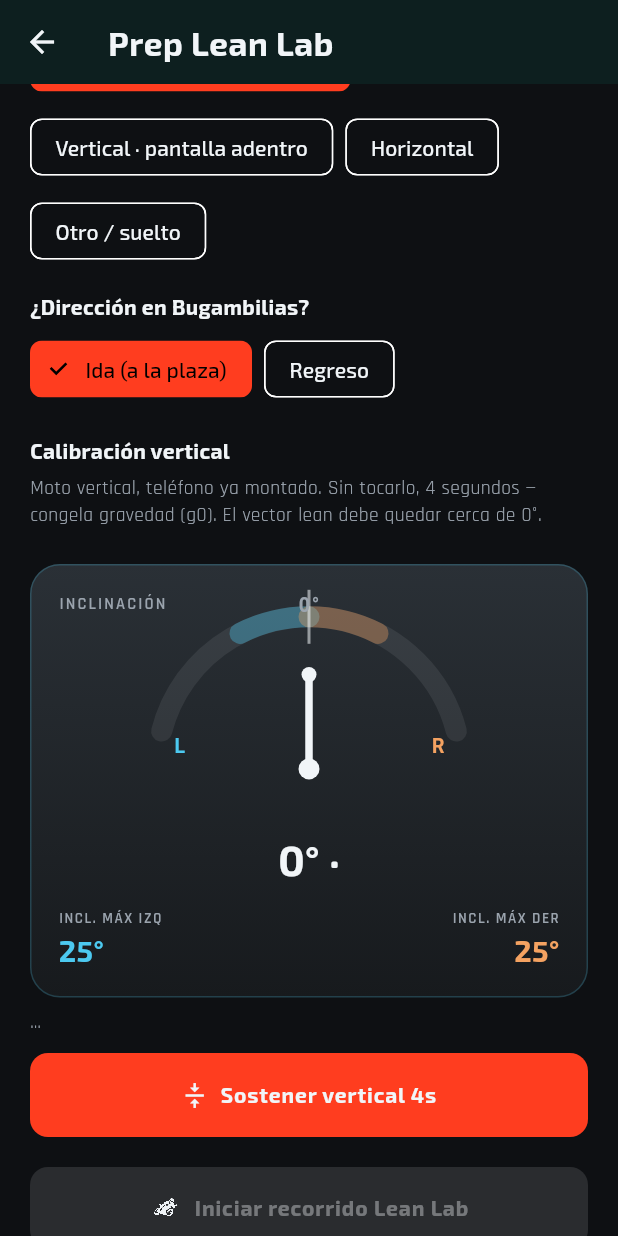
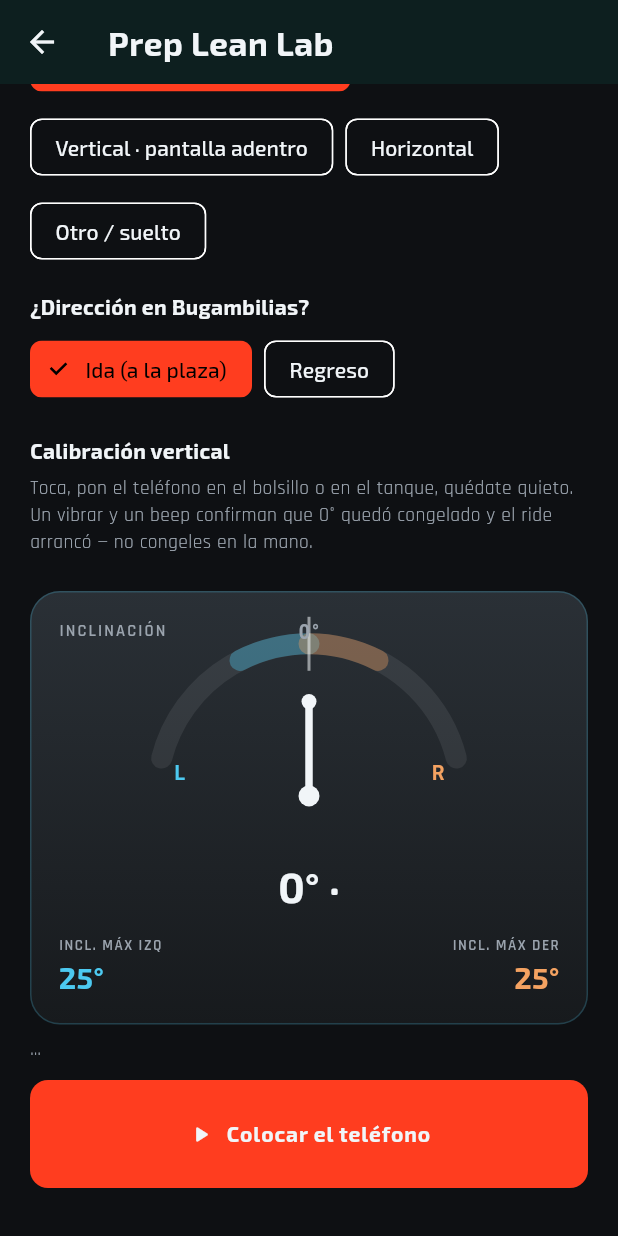
Before and after one commit to lujumicroservices/motoline, a Flutter app: the LeanLabPrepScreen screen opened directly with empty values, scrolled down 298 dp, on a phone screen of 412 x 824 dp. Run offline on Flutter 3.47's test engine with Material 3 defaults, Android fonts, the phone set to English and light mode, and no system bars; our stand-ins replace fl_chart, flutter_blue_plus, flutter_dotenv, flutter_map, flutter_riverpod, geolocator and 11 more; missing offline and left inert: flutter_foreground_task; accounts and stored records are empty; network calls fail.

Commit message:
Ship RiderLab 1.29.1: one-tap place-phone freeze with lock buzz and beep.
One Place phone tap starts the ride after stillness locks 0, and a strong vibrate plus confirmation tone tells the rider it is locked without looking at the screen.

Co-authored-by: Cursor <cursoragent@cursor.com>

```diff
--- a/apps/mobile/lib/core/lean_lab/upright_freeze_controller.dart
+++ b/apps/mobile/lib/core/lean_lab/upright_freeze_controller.dart
@@ -5,19 +5,18 @@ import 'package:flutter/services.dart';
 
 import '../services/lean_engine.dart';
 import 'lean_imu_math.dart';
+import 'lock_cue.dart';
 
 enum UprightFreezePhase {
   idle,
-  holding,
-  pocketCountdown,
-  pocketSettle,
-  pocketCapture,
+  countdown,
+  settle,
+  capture,
   failed,
   done,
 }
 
-/// Shared tank-hold / pocket-countdown freeze. Used by Lean Lab, ride deck,
-/// arm, and IMU lab so the rider never has to tap a pocketed phone.
+/// Tap once → rider mounts the phone → stillness locks g0 → caller starts.
 class UprightFreezeController extends ChangeNotifier {
   UprightFreezeController(
     this.engine, {
@@ -27,7 +26,7 @@ class UprightFreezeController extends ChangeNotifier {
 
   final LeanEngine engine;
   int signFlip;
-  final void Function(Vec3 g0, {required bool fromPocket})? onFrozen;
+  final void Function(Vec3 g0)? onFrozen;
 
   UprightFreezePhase phase = UprightFreezePhase.idle;
   DateTime? _phaseAt;
@@ -36,13 +35,11 @@ class UprightFreezeController extends ChangeNotifier {
   Vec3? frozenG0;
   String? failId;
   Timer? _tick;
-  bool _fromPocket = false;
 
   bool get busy =>
-      phase == UprightFreezePhase.holding ||
-      phase == UprightFreezePhase.pocketCountdown ||
-      phase == UprightFreezePhase.pocketSettle ||
-      phase == UprightFreezePhase.pocketCapture;
+      phase == UprightFreezePhase.countdown ||
+      phase == UprightFreezePhase.settle ||
+      phase == UprightFreezePhase.capture;
 
   void attach() {
     _tick?.cancel();
@@ -60,19 +57,9 @@ class UprightFreezeController extends ChangeNotifier {
     super.dispose();
   }
 
-  void beginTankHold() {
-    _fromPocket = false;
-    phase = UprightFreezePhase.holding;
-    _phaseAt = DateTime.now();
-    frozenG0 = null;
-    failId = null;
-    engine.clearCalibBuffer();
-    notifyListeners();
-  }
-
-  void beginPocket() {
-    _fromPocket = true;
-    phase = UprightFreezePhase.pocketCountdown;
+  /// Start the only ritual: place the phone, wait until still, freeze, go.
+  void beginPlace() {
+    phase = UprightFreezePhase.countdown;
     _phaseAt = DateTime.now();
     countdownLeft = 5;
     frozenG0 = null;
@@ -84,50 +71,45 @@ class UprightFreezeController extends ChangeNotifier {
   }
 
   void _fail() {
-    HapticFeedback.vibrate();
+    unawaited(LockCue.fail());
     phase = UprightFreezePhase.failed;
-    failId = 'pocket_fail';
+    failId = 'place_fail';
     notifyListeners();
   }
 
   void _onTick() {
     final now = DateTime.now();
-    if (phase == UprightFreezePhase.holding ||
-        phase == UprightFreezePhase.pocketCapture) {
+    if (phase == UprightFreezePhase.capture) {
       engine.sampleForManualCalib();
     }
-    if (phase == UprightFreezePhase.holding) {
-      if (now.difference(_phaseAt ?? now) >= const Duration(seconds: 4)) {
-        _finish();
-      }
-    } else if (phase == UprightFreezePhase.pocketCountdown) {
+    if (phase == UprightFreezePhase.countdown) {
       final left = 5 - now.difference(_phaseAt ?? now).inSeconds;
       countdownLeft = left.clamp(0, 5);
       if (countdownLeft <= 0) {
-        phase = UprightFreezePhase.pocketSettle;
+        phase = UprightFreezePhase.settle;
         _phaseAt = now;
         _stillMs = 0;
         HapticFeedback.mediumImpact();
       }
       notifyListeners();
-    } else if (phase == UprightFreezePhase.pocketSettle) {
+    } else if (phase == UprightFreezePhase.settle) {
       if (engine.isStill) {
         _stillMs += 120;
         if (_stillMs >= 600) {
-          phase = UprightFreezePhase.pocketCapture;
+          phase = UprightFreezePhase.capture;
           _phaseAt = now;
           engine.clearCalibBuffer();
         }
       } else {
         _stillMs = 0;
       }
-      if (phase == UprightFreezePhase.pocketSettle &&
+      if (phase == UprightFreezePhase.settle &&
           now.difference(_phaseAt ?? now) >= const Duration(seconds: 12)) {
         _fail();
         return;
       }
       notifyListeners();
-    } else if (phase == UprightFreezePhase.pocketCapture) {
+    } else if (phase == UprightFreezePhase.capture) {
       if (now.difference(_phaseAt ?? now) >= const Duration(seconds: 3)) {
         _finish();
       }
@@ -141,10 +123,10 @@ class UprightFreezeController extends ChangeNotifier {
       return;
     }
     engine.lockUpright(g0, signFlip: signFlip);
-    HapticFeedback.heavyImpact();
+    unawaited(LockCue.ready());
     frozenG0 = g0;
     phase = UprightFreezePhase.done;
     notifyListeners();
-    onFrozen?.call(g0, fromPocket: _fromPocket);
+    onFrozen?.call(g0);
   }
 }
--- a/apps/mobile/lib/features/lean_lab/lean_imu_lab_screen.dart
+++ b/apps/mobile/lib/features/lean_lab/lean_imu_lab_screen.dart
@@ -79,7 +79,6 @@ class _LeanImuLabScreenState extends State<LeanImuLabScreen> {
                 UprightFreezePanel(
                   controller: _freeze,
                   compact: true,
-                  showTank: false,
                 ),
                 const SizedBox(height: 8),
                 Row(
--- a/apps/mobile/lib/features/lean_lab/lean_lab_prep_screen.dart
+++ b/apps/mobile/lib/features/lean_lab/lean_lab_prep_screen.dart
@@ -15,7 +15,6 @@ import '../../core/telemetry/labels/ride_engine_label.dart';
 import '../../l10n/l10n_ext.dart';
 import '../../providers/ride_providers.dart';
 import '../../theme/app_theme.dart';
-import '../home/home_nav_icons.dart';
 import '../ride_active/active_ride_screen.dart';
 import '../ride_active/widgets/upright_freeze_panel.dart';
 import '../ride_detail/widgets/motorcycle_lean_gauge.dart';
@@ -37,13 +36,9 @@ class _LeanLabPrepScreenState extends ConsumerState<LeanLabPrepScreen> {
   late LeanLabDirection _direction;
   final LeanSensor _sensor = LeanSensor();
   late final UprightFreezeController _freeze;
-  double? _frozenNeutral;
   Vec3? _frozenG0;
   DateTime? _calibAt;
   bool _starting = false;
-
-  bool get _isPocket =>
-      _mount == PhoneMountId.leftPocket || _mount == PhoneMountId.rightPocket;
 
   int get _signFlip => _pose == PhonePoseId.portraitScreenIn ? -1 : 1;
 
@@ -57,12 +52,10 @@ class _LeanLabPrepScreenState extends ConsumerState<LeanLabPrepScreen> {
     _freeze = UprightFreezeController(
       _sensor.engine,
       signFlip: _signFlip,
-      onFrozen: (g0, {required bool fromPocket}) {
+      onFrozen: (g0) {
         _frozenG0 = g0;
-        _frozenNeutral = 0;
         _calibAt = DateTime.now();
-        if (fromPocket) unawaited(_startRide());
-        if (mounted) setState(() {});
+        unawaited(_startRide());
       },
     )..attach();
     _freeze.addListener(_onFreeze);
@@ -84,7 +77,7 @@ class _LeanLabPrepScreenState extends ConsumerState<LeanLabPrepScreen> {
 
   Future<void> _startRide() async {
     final g0 = _frozenG0;
-    if (g0 == null) return;
+    if (g0 == null || _starting) return;
     setState(() => _starting = true);
     final recorder = ref.read(rideRecorderProvider);
     recorder.prepareLeanLabUpright(g0, signFlip: _signFlip);
@@ -212,7 +205,7 @@ class _LeanLabPrepScreenState extends ConsumerState<LeanLabPrepScreen> {
               style: GoogleFonts.exo2(fontWeight: FontWeight.w700)),
           const SizedBox(height: 6),
           Text(
-            _isPocket ? l10n.leanLabCalibPocketHelp : l10n.leanLabCalibHelp,
+            l10n.leanLabCalibPocketHelp,
             style: GoogleFonts.rajdhani(
               color: AppTheme.steel,
               fontSize: 13,
@@ -244,25 +237,7 @@ class _LeanLabPrepScreenState extends ConsumerState<LeanLabPrepScreen> {
               ),
             ),
           const SizedBox(height: 12),
-          UprightFreezePanel(
-            controller: _freeze,
-            showPocket: _isPocket,
-            showTank: !_isPocket,
-          ),
-          const SizedBox(height: 20),
-          FilledButton.icon(
-            onPressed: _frozenNeutral == null || _starting || busy
-                ? null
-                : _startRide,
-            icon: _starting
-                ? const SizedBox(
-                    width: 18,
-                    height: 18,
-                    child: CircularProgressIndicator(strokeWidth: 2),
-                  )
-                : const AppMotoIcon(size: 22),
-            label: Text(l10n.leanLabStartRide),
-          ),
+          UprightFreezePanel(controller: _freeze),
         ],
       ),
     );
--- a/apps/mobile/lib/features/ride_active/active_ride_screen.dart
+++ b/apps/mobile/lib/features/ride_active/active_ride_screen.dart
@@ -647,7 +647,7 @@ class _RideDeckBodyState extends State<_RideDeckBody> {
     _sensor.start();
     _freeze = UprightFreezeController(
       _sensor.engine,
-      onFrozen: (g0, {required bool fromPocket}) {
+      onFrozen: (g0) {
         unawaited(_go(g0));
       },
     )..attach();
--- a/apps/mobile/lib/features/ride_active/widgets/upright_freeze_panel.dart
+++ b/apps/mobile/lib/features/ride_active/widgets/upright_freeze_panel.dart
@@ -5,20 +5,16 @@ import '../../../core/lean_lab/upright_freeze_controller.dart';
 import '../../../l10n/l10n_ext.dart';
 import '../../../theme/app_theme.dart';
 
-/// Tank hold + pocket countdown buttons. Same ritual on ride deck, arm, lab.
+/// One button: tap, mount the phone, freeze on stillness, then auto-start.
 class UprightFreezePanel extends StatelessWidget {
   const UprightFreezePanel({
     super.key,
     required this.controller,
     this.compact = false,
-    this.showTank = true,
-    this.showPocket = true,
   });
 
   final UprightFreezeController controller;
   final bool compact;
-  final bool showTank;
-  final bool showPocket;
 
   @override
   Widget build(BuildContext context) {
@@ -26,11 +22,10 @@ class UprightFreezePanel extends StatelessWidget {
     final c = controller;
     final busy = c.busy;
     final status = switch (c.phase) {
-      UprightFreezePhase.holding => l10n.leanLabCalibHolding,
-      UprightFreezePhase.pocketCountdown =>
+      UprightFreezePhase.countdown =>
         l10n.leanLabCalibPocketCountdown(c.countdownLeft),
-      UprightFreezePhase.pocketSettle => l10n.leanLabCalibPocketSettle,
-      UprightFreezePhase.pocketCapture => l10n.leanLabCalibPocketCapture,
+      UprightFreezePhase.settle => l10n.leanLabCalibPocketSettle,
+      UprightFreezePhase.capture => l10n.leanLabCalibPocketCapture,
       UprightFreezePhase.failed => l10n.leanLabCalibPocketFail,
       UprightFreezePhase.done => l10n.leanLabFrozenNeutral,
       UprightFreezePhase.idle => null,
@@ -53,37 +48,14 @@ class UprightFreezePanel extends StatelessWidget {
           ),
           const SizedBox(height: 10),
         ],
-        if (showPocket)
-          FilledButton.icon(
-            onPressed: busy ? null : c.beginPocket,
-            style: FilledButton.styleFrom(
-              minimumSize: Size.fromHeight(compact ? 56 : 64),
-            ),
-            icon: Icon(busy ? Icons.hourglass_top : Icons.move_to_inbox),
-            label: Text(
-              busy && c.phase != UprightFreezePhase.holding
-                  ? (status ?? l10n.leanLabCalibPocket)
-                  : l10n.leanLabCalibPocket,
-            ),
+        FilledButton.icon(
+          onPressed: busy ? null : c.beginPlace,
+          style: FilledButton.styleFrom(
+            minimumSize: Size.fromHeight(compact ? 56 : 72),
           ),
-        if (showPocket && showTank) const SizedBox(height: 8),
-        if (showTank)
-          FilledButton.tonalIcon(
-            onPressed: busy ? null : c.beginTankHold,
-            style: FilledButton.styleFrom(
-              minimumSize: Size.fromHeight(compact ? 52 : 56),
-            ),
-            icon: Icon(
-              busy && c.phase == UprightFreezePhase.holding
-                  ? Icons.hourglass_top
-                  : Icons.vertical_align_center,
-            ),
-            label: Text(
-              c.phase == UprightFreezePhase.holding
-                  ? l10n.leanLabCalibHolding
-                  : l10n.leanLabCalibHold,
-            ),
-          ),
+          icon: Icon(busy ? Icons.hourglass_top : Icons.play_arrow_rounded),
+          label: Text(l10n.leanLabCalibPocket),
+        ),
       ],
     );
   }
--- a/apps/mobile/lib/features/ride_active/widgets/upright_freeze_sheet.dart
+++ b/apps/mobile/lib/features/ride_active/widgets/upright_freeze_sheet.dart
@@ -62,7 +62,7 @@ class _UprightFreezeSheetState extends State<_UprightFreezeSheet> {
     _sensor.start();
     _freeze = UprightFreezeController(
       _sensor.engine,
-      onFrozen: (g0, {required bool fromPocket}) {
+      onFrozen: (g0) {
         if (!mounted) return;
         Navigator.of(context).pop(g0);
       },
--- a/apps/mobile/lib/l10n/app_en.arb
+++ b/apps/mobile/lib/l10n/app_en.arb
@@ -403,7 +403,7 @@
   "labAdventureCameraZonesPlaceStop": "Next tap: Stop ■ for this pair",
   "labAdventureCameraZonesPairs": "Pairs",
   "rideDeckTitle": "Ride deck",
-  "rideDeckHelp": "If the phone goes in a pocket: tap Pocket it now, then put it away before the countdown ends. Stay still until the haptic — you will not tap again. Tank/bars: Hold upright 4s.",
+  "rideDeckHelp": "Tap once, put the phone in the pocket or on the tank, stay still. When it locks 0°, the ride starts by itself — you will not tap again.",
   "startRideNow": "Start ride now",
   "labAdventureCameraZoneStart": "Start",
   "labAdventureCameraZoneStop": "Stop",
@@ -429,7 +429,7 @@
   "labAdventureCameraScenarioAggressiveBody": "ON: Adventure camera · Aggressive riding auto-record · cameras in the group.\nOFF: Record with ride · Map start/stop zones · Follow auto-pause.",
   "labAdventureCameraScenarioAggressiveApply": "Apply aggressive-only setup",
   "armAutoNoRouteHint": "Armed — when you roll, a ride starts in Garage.",
-  "freezeThenArmHelp": "Tap now, then pocket the phone. Stay still until the haptic. After that, lock the screen — rolling starts the ride. You will not tap again.",
+  "freezeThenArmHelp": "Tap once, mount the phone, stay still. A buzz and beep means 0° is locked. Then lock the screen — rolling starts the ride. You will not tap again.",
   "armAutoRouteArmed": "Armed — rolling starts the ride",
   "armAutoRouteArmedNamed": "Armed for “{name}” — the ride will be saved on that route",
   "@armAutoRouteArmedNamed": {
@@ -735,9 +735,9 @@
   "leanLabCalibHelp": "Bike upright, phone already mounted. Hands off, hold 4 seconds — this freezes gravity (g0). Vector lean should stay near 0°.",
   "leanLabCalibHold": "Hold upright 4s",
   "leanLabCalibHolding": "Hold still…",
-  "leanLabCalibPocket": "Pocket it now",
-  "leanLabCalibPocketHelp": "Sit upright on the bike. Tap, then pocket the phone fully before the countdown ends. Stay still until the haptic — do not freeze in your hand.",
-  "leanLabCalibPocketCountdown": "Pocket it now · {n}s",
+  "leanLabCalibPocket": "Place phone",
+  "leanLabCalibPocketHelp": "Tap, put the phone in the pocket or on the tank, stay still. A buzz and beep means 0° is locked and the ride started — do not freeze in your hand.",
+  "leanLabCalibPocketCountdown": "Place it now · {n}s",
   "@leanLabCalibPocketCountdown": {
     "placeholders": {
       "n": { "type": "int" }
@@ -745,7 +745,7 @@
   },
   "leanLabCalibPocketSettle": "Stay still…",
   "leanLabCalibPocketCapture": "Capturing 0°…",
-  "leanLabCalibPocketFail": "Didn't settle. Take it out and retry.",
+  "leanLabCalibPocketFail": "Didn't settle. Mount it again and retry.",
   "leanLabFreezeRedo": "Phone is already {n}° from vertical. Redo freeze with the bike truly upright.",
   "@leanLabFreezeRedo": {
     "placeholders": {
--- a/apps/mobile/lib/l10n/app_es.arb
+++ b/apps/mobile/lib/l10n/app_es.arb
@@ -474,7 +474,7 @@
   "labAdventureCameraZonesPlaceStop": "Siguiente toque: Parada ■ de este par",
   "labAdventureCameraZonesPairs": "Pares",
   "rideDeckTitle": "Panel del ride",
-  "rideDeckHelp": "Si va en el bolsillo: toca Guardar en el bolsillo y mételo antes de que acabe la cuenta. Quédate quieto hasta el haptic — no vuelves a tocar. Tanque/manillar: Sostener vertical 4s.",
+  "rideDeckHelp": "Toca una vez, pon el teléfono en el bolsillo o en el tanque, quédate quieto. Al congelar 0°, el ride arranca solo — no vuelves a tocar.",
   "startRideNow": "Iniciar ride ahora",
   "labAdventureCameraZoneStart": "Inicio",
   "labAdventureCameraZoneStop": "Parada",
@@ -500,7 +500,7 @@
   "labAdventureCameraScenarioAggressiveBody": "ON: Cámara adventure · Auto-grabar conducción agresiva · cámaras en el grupo.\nOFF: Grabar con el ride · Zonas inicio/fin en el mapa · Seguir pausa auto.",
   "labAdventureCameraScenarioAggressiveApply": "Aplicar setup solo agresivo",
   "armAutoNoRouteHint": "Armado — al moverte se inicia un recorrido en el Garaje.",
-  "freezeThenArmHelp": "Toca ahora y mételo al bolsillo. Quédate quieto hasta el haptic. Luego bloquea la pantalla — al arrancar se inicia el ride. No vuelves a tocar.",
+  "freezeThenArmHelp": "Toca una vez, coloca el teléfono, quédate quieto. Un vibrar y un beep confirman que 0° quedó congelado. Luego bloquea la pantalla — al arrancar se inicia el ride. No vuelves a tocar.",
   "armAutoRouteArmed": "Armado — al arrancar se inicia el recorrido",
   "armAutoRouteArmedNamed": "Armado para «{name}» — al arrancar el ride queda en esa ruta",
   "@armAutoRouteArmedNamed": {
@@ -806,9 +806,9 @@
   "leanLabCalibHelp": "Moto vertical, teléfono ya montado. Sin tocarlo, 4 segundos — congela gravedad (g0). El vector lean debe quedar cerca de 0°.",
   "leanLabCalibHold": "Sostener vertical 4s",
   "leanLabCalibHolding": "Quédate quieto…",
-  "leanLabCalibPocket": "Guardar en el bolsillo",
-  "leanLabCalibPocketHelp": "Siéntate vertical en la moto. Toca, mételo del todo antes de que acabe la cuenta. Quédate quieto hasta el haptic — no congeles en la mano.",
-  "leanLabCalibPocketCountdown": "Mételo ahora · {n}s",
+  "leanLabCalibPocket": "Colocar el teléfono",
+  "leanLabCalibPocketHelp": "Toca, pon el teléfono en el bolsillo o en el tanque, quédate quieto. Un vibrar y un beep confirman que 0° quedó congelado y el ride arrancó — no congeles en la mano.",
+  "leanLabCalibPocketCountdown": "Colócalo ahora · {n}s",
   "@leanLabCalibPocketCountdown": {
     "placeholders": {
       "n": { "type": "int" }
@@ -816,7 +816,7 @@
   },
   "leanLabCalibPocketSettle": "Quédate quieto…",
   "leanLabCalibPocketCapture": "Capturando 0°…",
-  "leanLabCalibPocketFail": "No se quedó quieto. Sácalo y reintenta.",
+  "leanLabCalibPocketFail": "No se quedó quieto. Colócalo de nuevo y reintenta.",
   "leanLabFreezeRedo": "El teléfono ya va {n}° de vertical. Repite el freeze con la moto de verdad derecha.",
   "@leanLabFreezeRedo": {
     "placeholders": {
--- a/apps/mobile/lib/l10n/app_localizations_es.dart
+++ b/apps/mobile/lib/l10n/app_localizations_es.dart
@@ -1191,7 +1191,7 @@ class AppLocalizationsEs extends AppLocalizations {
 
   @override
   String get rideDeckHelp =>
-      'Si va en el bolsillo: toca Guardar en el bolsillo y mételo antes de que acabe la cuenta. Quédate quieto hasta el haptic — no vuelves a tocar. Tanque/manillar: Sostener vertical 4s.';
+      'Toca una vez, pon el teléfono en el bolsillo o en el tanque, quédate quieto. Al congelar 0°, el ride arranca solo — no vuelves a tocar.';
 
   @override
   String get startRideNow => 'Iniciar ride ahora';
@@ -1280,7 +1280,7 @@ class AppLocalizationsEs extends AppLocalizations {
 
   @override
   String get freezeThenArmHelp =>
-      'Toca ahora y mételo al bolsillo. Quédate quieto hasta el haptic. Luego bloquea la pantalla — al arrancar se inicia el ride. No vuelves a tocar.';
+      'Toca una vez, coloca el teléfono, quédate quieto. Un vibrar y un beep confirman que 0° quedó congelado. Luego bloquea la pantalla — al arrancar se inicia el ride. No vuelves a tocar.';
 
   @override
   String get armAutoRouteArmed => 'Armado — al arrancar se inicia el recorrido';
@@ -1933,15 +1933,15 @@ class AppLocalizationsEs extends AppLocalizations {
   String get leanLabCalibHolding => 'Quédate quieto…';
 
   @override
-  String get leanLabCalibPocket => 'Guardar en el bolsillo';
+  String get leanLabCalibPocket => 'Colocar el teléfono';
 
   @override
   String get leanLabCalibPocketHelp =>
-      'Siéntate vertical en la moto. Toca, mételo del todo antes de que acabe la cuenta. Quédate quieto hasta el haptic — no congeles en la mano.';
+      'Toca, pon el teléfono en el bolsillo o en el tanque, quédate quieto. Un vibrar y un beep confirman que 0° quedó congelado y el ride arrancó — no congeles en la mano.';
 
   @override
   String leanLabCalibPocketCountdown(int n) {
-    return 'Mételo ahora · ${n}s';
+    return 'Colócalo ahora · ${n}s';
   }
 
   @override
@@ -1952,7 +1952,7 @@ class AppLocalizationsEs extends AppLocalizations {
 
   @override
   String get leanLabCalibPocketFail =>
-      'No se quedó quieto. Sácalo y reintenta.';
+      'No se quedó quieto. Colócalo de nuevo y reintenta.';
 
   @override
   String leanLabFreezeRedo(String n) {
--- a/apps/mobile/pubspec.yaml
+++ b/apps/mobile/pubspec.yaml
@@ -16,7 +16,7 @@ publish_to: 'none' # Remove this line if you wish to publish to pub.dev
 # https://developer.apple.com/library/archive/documentation/General/Reference/InfoPlistKeyReference/Articles/CoreFoundationKeys.html
 # In Windows, build-name is used as the major, minor, and patch parts
 # of the product and file versions while build-number is used as the build suffix.
-version: 1.29.0+59
+version: 1.29.1+60
 
 environment:
   sdk: ^3.11.1
```
Also changed, not shown: apps/mobile/lib/core/lean_lab/lock_cue.dart (added, +35 -0 lines), apps/mobile/lib/l10n/app_localizations.dart (+6 -6 lines), apps/mobile/lib/l10n/app_localizations_en.dart (+7 -6 lines), 2 other files.
